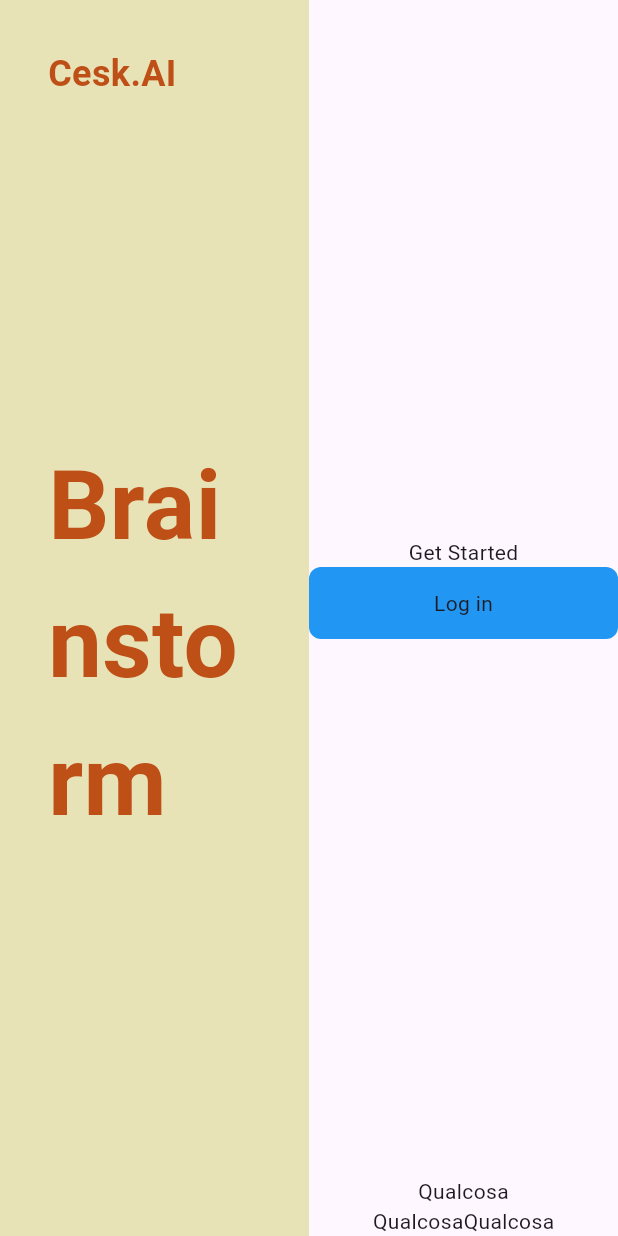
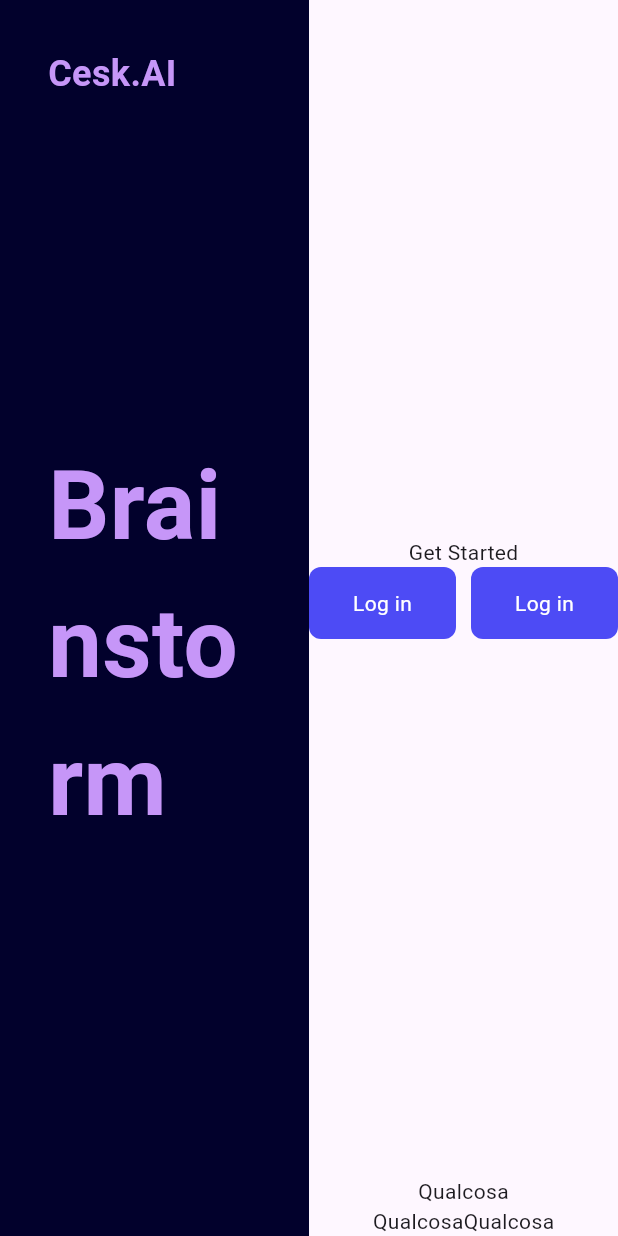
Before and after one commit to cesk29/CESK-AI, a Flutter app: the screen it shows after launch, on a phone screen of 412 x 824 dp. Run offline on Flutter 3.47's test engine with Material 2 defaults, Android fonts, the phone set to English and light mode, and no system bars.

Commit message:
update 27/11

```diff
--- a/cesk_ai/lib/src/presentation/auth/auth.dart
+++ b/cesk_ai/lib/src/presentation/auth/auth.dart
@@ -13,7 +13,7 @@ class AuthView extends StatelessWidget {
           Expanded(
             child: Container(
               decoration: BoxDecoration(
-                color:Color.fromARGB(255, 232, 227, 183),
+                color: Color.fromRGBO(2, 1, 44, 1),
               ),
               child: Padding(
                 padding: const EdgeInsets.all(32.0),
@@ -21,19 +21,20 @@ class AuthView extends StatelessWidget {
                   mainAxisAlignment: MainAxisAlignment.spaceBetween,
                   crossAxisAlignment: CrossAxisAlignment.start,
                   children: [
-                    Text('Cesk.AI',
+                    Text(
+                      'Cesk.AI',
                       style: TextStyle(
                         fontSize: 24,
                         fontWeight: FontWeight.bold,
-                        color: Color.fromARGB(255, 189, 79, 23),
+                        color: Color.fromRGBO(198, 150, 248, 1),
                       ),
                     ),
-                    Text('Brainstorm',
+                    Text(
+                      'Brainstorm',
                       style: TextStyle(
                           fontSize: 64,
                           fontWeight: FontWeight.bold,
-                        color: Color.fromARGB(255, 189, 79, 23),
-                      ),
+                          color: Color.fromRGBO(198, 150, 248, 1)),
                     ),
                     SizedBox.shrink(),
                   ],
@@ -56,18 +57,52 @@ class AuthView extends StatelessWidget {
                         Column(
                           children: [
                             Text('Get Started'),
-                        Container(
+                            Row(
+                              mainAxisAlignment: MainAxisAlignment.spaceAround,
+                              children: [
+                                Expanded(
+                                  child: Container(
                                     width: double.infinity,
                                     height: 48,
                                     decoration: BoxDecoration(
-                            color: Colors.blue,
+                                      color: Color.fromRGBO(77, 75, 245, 1),
                                       borderRadius: BorderRadius.circular(8),
                                     ),
                                     child: Center(
-                            child: Text('Log in'),
+                                      child: Text(
+                                        'Log in',
+                                        style: TextStyle(
+                                          color:
+                                              Color.fromRGBO(255, 255, 255, 1),
                                         ),
                                       ),
-
+                                    ),
+                                  ),
+                                ),
+                                SizedBox(
+                                  width: 10,
+                                ),
+                                Expanded(
+                                  child: Container(
+                                    width: double.infinity,
+                                    height: 48,
+                                    decoration: BoxDecoration(
+                                      color: Color.fromRGBO(77, 75, 245, 1),
+                                      borderRadius: BorderRadius.circular(8),
+                                    ),
+                                    child: Center(
+                                      child: Text(
+                                        'Log in',
+                                        style: TextStyle(
+                                          color:
+                                              Color.fromRGBO(255, 255, 255, 1),
+                                        ),
+                                      ),
+                                    ),
+                                  ),
+                                ),
+                              ],
+                            ),
                           ],
                         )
                       ],
```
Lines whose indentation alone changed are shown as unchanged.
